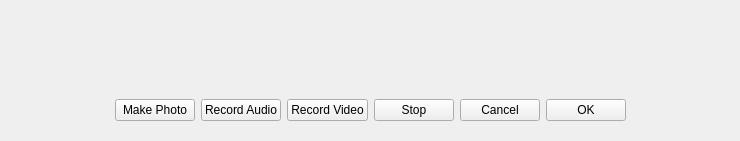
Above: ui/recorder.ui from tdauth/gustavsfairyland before the change. Below: the same form after it.
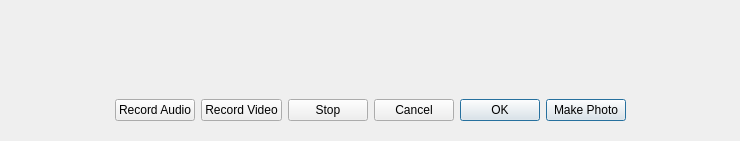
That is the form after the change. Icons and pictures are not drawn.

```diff
--- a/ui/recorder.ui
+++ b/ui/recorder.ui
@@ -51,24 +51,6 @@
           </property>
          </spacer>
         </item>
-        <item>
-         <widget class="QPushButton" name="photoPushButton">
-          <property name="text">
-           <string>Make Photo</string>
-          </property>
-          <property name="icon">
-           <iconset>
-            <normalon>:/themes/oxygen/128x128/devices/camera-photo.png</normalon>
-           </iconset>
-          </property>
-          <property name="iconSize">
-           <size>
-            <width>32</width>
-            <height>32</height>
-           </size>
-          </property>
-         </widget>
-        </item>
         <item>
          <widget class="QPushButton" name="recordAudioPushButton">
           <property name="text">
@@ -153,6 +135,39 @@
             <height>32</height>
            </size>
           </property>
+          <property name="autoDefault">
+           <bool>true</bool>
+          </property>
+          <property name="default">
+           <bool>true</bool>
+          </property>
+          <property name="flat">
+           <bool>false</bool>
+          </property>
+         </widget>
+        </item>
+        <item>
+         <widget class="QPushButton" name="photoPushButton">
+          <property name="text">
+           <string>Make Photo</string>
+          </property>
+          <property name="icon">
+           <iconset>
+            <normalon>:/themes/oxygen/128x128/devices/camera-photo.png</normalon>
+           </iconset>
+          </property>
+          <property name="iconSize">
+           <size>
+            <width>32</width>
+            <height>32</height>
+           </size>
+          </property>
+          <property name="autoDefault">
+           <bool>true</bool>
+          </property>
+          <property name="default">
+           <bool>true</bool>
+          </property>
          </widget>
         </item>
         <item>
```
Left out of the diff: 4 changed lines with no effect on the pictures.
